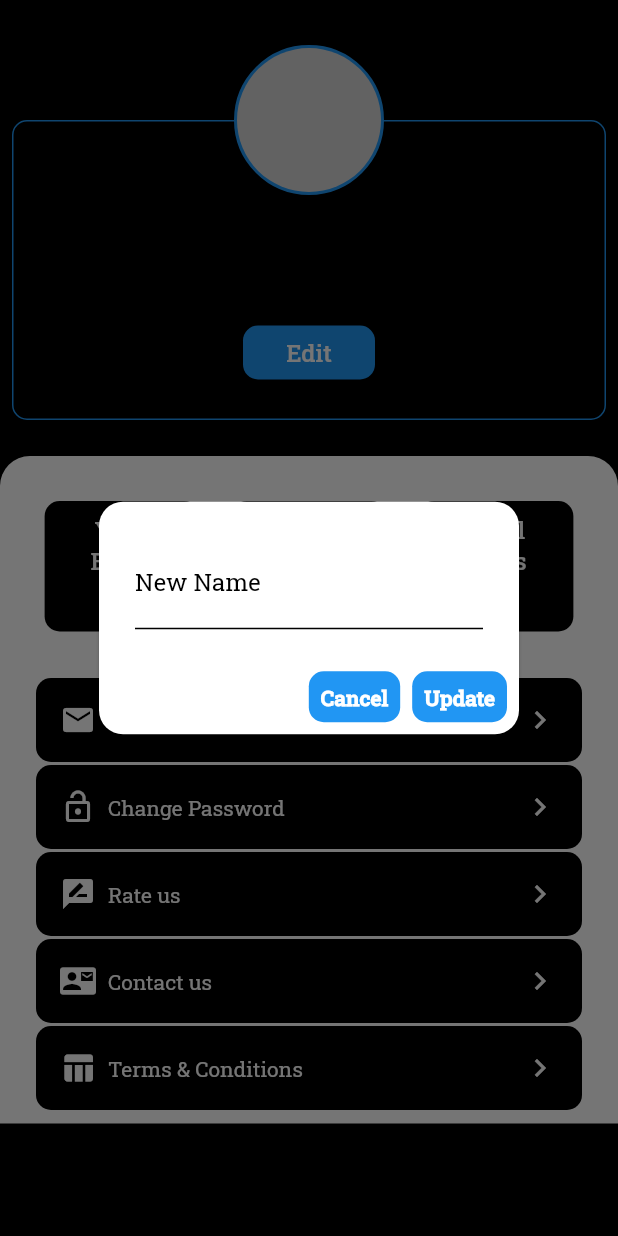
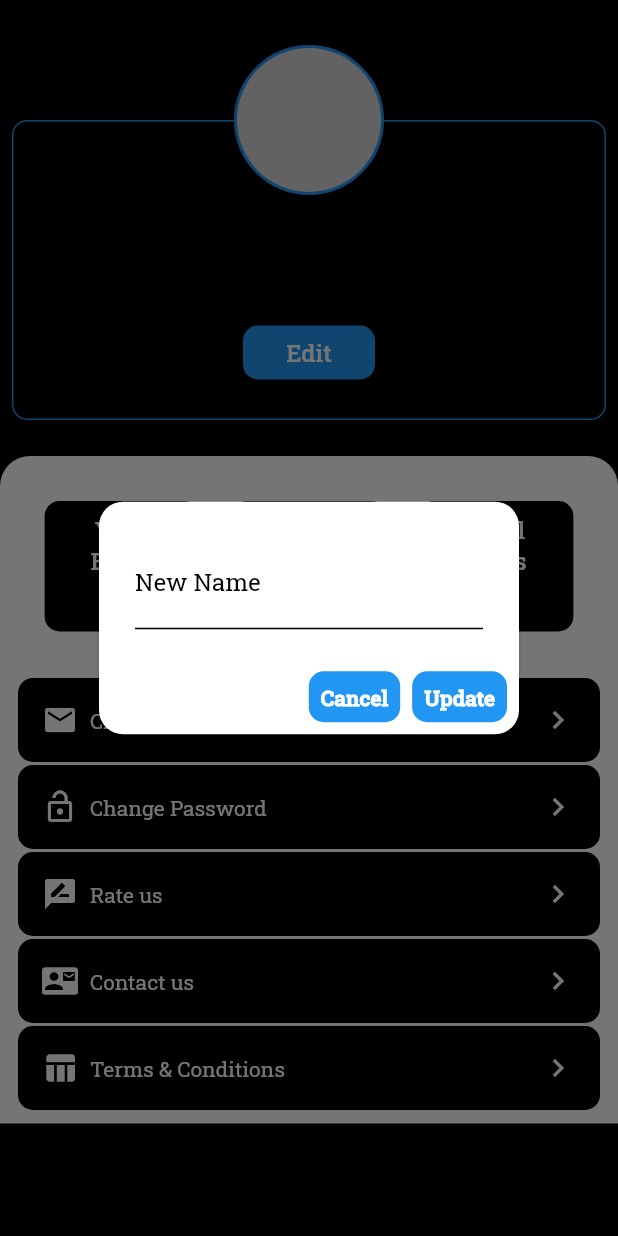
Before and after one commit to Avi-Patel/Blog_App_in_progress, a Flutter app: the UserProfile screen opened directly, after a tap on "Edit", on a phone screen of 412 x 824 dp. Run offline on Flutter 3.47's test engine with Material 2 defaults, Android fonts, the phone set to English and light mode, and no system bars; drawn by our look-alikes of cached_network_image; our stand-ins replace cloud_firestore, dropdown_formfield, email_validator, firebase_auth, firebase_core, firebase_storage and 6 more; missing offline and left inert: html_editor; accounts and stored records are empty; network calls fail.

Commit message:
bug fixes

```diff
--- a/lib/Blog/full_blog.dart
+++ b/lib/Blog/full_blog.dart
@@ -401,10 +401,12 @@ class _FullBlogState extends State<FullBlog> {
         ],
       ),
     );
+
   }
 
   @override
   Widget build(BuildContext context) {
+    _helper.checkMemory();
     return Scaffold(
       backgroundColor: Colors.black,
       body: SingleChildScrollView(
--- a/lib/Blog/futuredata.dart
+++ b/lib/Blog/futuredata.dart
@@ -380,7 +380,7 @@ class _FutureDataState extends State<FutureData> {
 
   @override
   Widget build(BuildContext context) {
-
+    _helper.checkMemory();
     return Padding(
       padding: const EdgeInsets.all(4.0),
       child: FutureBuilder(
--- a/lib/Profile/user_profile.dart
+++ b/lib/Profile/user_profile.dart
@@ -318,7 +318,7 @@ class _UserProfileState extends State<UserProfile> {
   {
     return GestureDetector(
       child: Container(
-        margin: EdgeInsets.symmetric(horizontal: 16.0,vertical: 1.0),
+        margin: EdgeInsets.symmetric(horizontal: 4.0,vertical: 1.0),
         padding: EdgeInsets.symmetric(horizontal: 16.0,vertical: 16.0),
         decoration: BoxDecoration(
           borderRadius: BorderRadius.circular(10),
@@ -470,6 +470,7 @@ class _UserProfileState extends State<UserProfile> {
 
   @override
   Widget build(BuildContext context) {
+    _helper.checkMemory();
     return Scaffold(
       backgroundColor: Colors.black,
       resizeToAvoidBottomInset: false,
--- a/lib/helper_functions.dart
+++ b/lib/helper_functions.dart
@@ -20,6 +20,15 @@ class Helper
       backgroundColor: Colors.white,
     );
   }
+  void checkMemory()
+  {
+    ImageCache _imageCache=PaintingBinding.instance.imageCache;
+    if(_imageCache.currentSizeBytes>= 50000000)
+    {
+      _imageCache.clear();
+      _imageCache.clearLiveImages();
+    }
+  }
   SpinKitFadingCircle spinkit = SpinKitFadingCircle(
     color: Colors.blue,
     size: 50.0,
--- a/lib/main.dart
+++ b/lib/main.dart
@@ -176,7 +176,7 @@ class _HomePageState extends State<HomePage> {
   void initState() {
     super.initState();
     _user=FirebaseAuth.instance.currentUser;
-    if(_user.emailVerified==false)
+    if(_user==null || _user.emailVerified==false)
     {
       setState(() {
         _user=null;
@@ -267,6 +267,7 @@ class _HomePageState extends State<HomePage> {
                       color: Colors.white,
                     ),
                     onTap: () {
+                      Navigator.of(context).pop();
                       Navigator.of(context)
                         .push(MaterialPageRoute(builder: (context) => UserProfile()))
                         .then((_){
@@ -321,10 +322,11 @@ class _HomePageState extends State<HomePage> {
     );
   }
 
-  var firstColor = Colors.black12, secondColor = Colors.black;
+
 
   @override
   Widget build(BuildContext context) {
+    _helper.checkMemory();
     return Scaffold(
       appBar: AppBar(
         title: Text(
```
Also changed, not shown: lib/Blog/Blog_templete.dart (+9 -0 lines), lib/Blog/Show_blogs.dart (+17 -5 lines), 1 other file.
